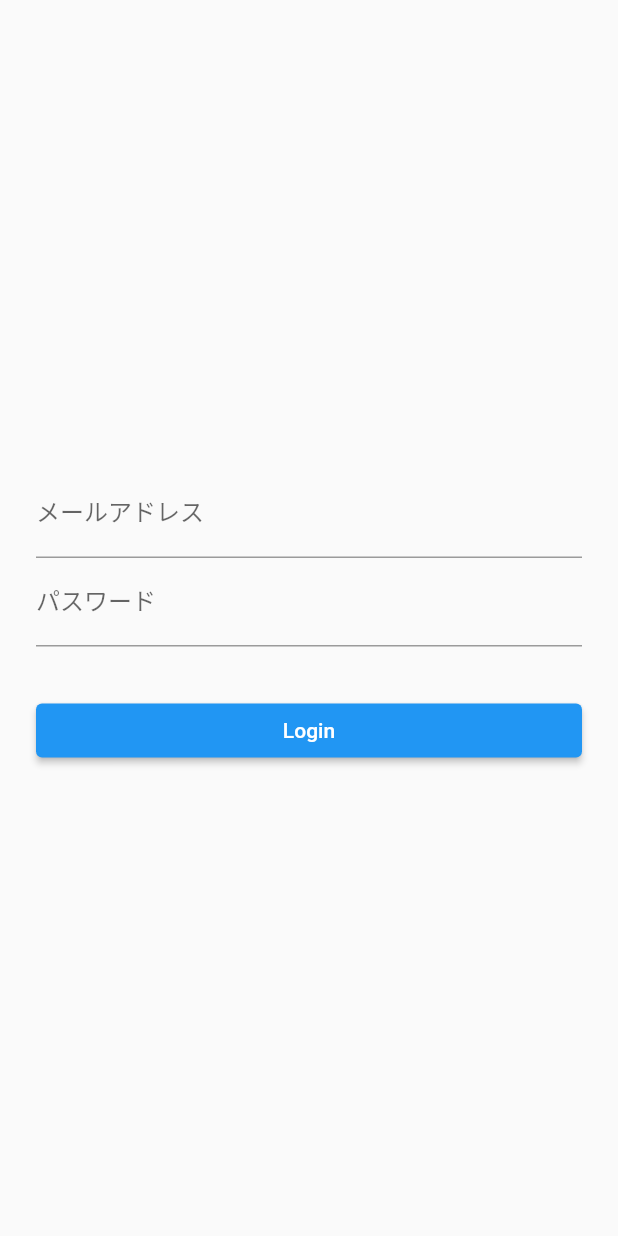
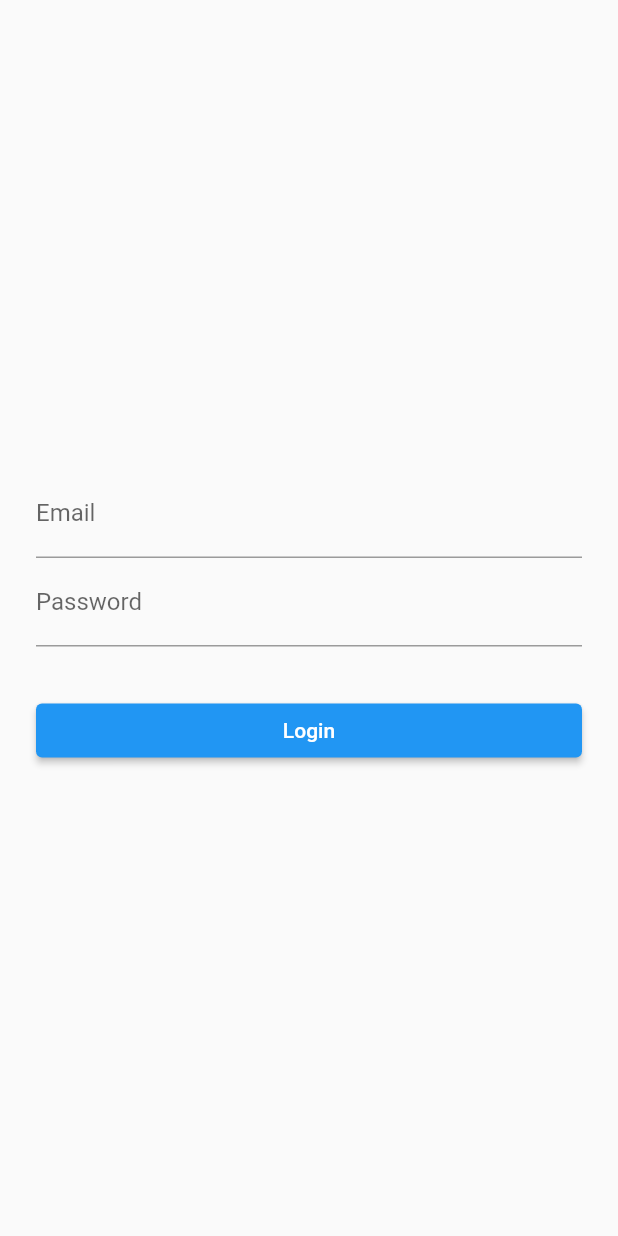
Before and after one commit to sbk0716/flutter-webview-app, a Flutter app: the screen it shows after launch, on a phone screen of 412 x 824 dp. Run offline on Flutter 3.47's test engine with Material 2 defaults, Android fonts, the phone set to English and light mode, and no system bars; our stand-ins replace adaptive_dialog, flutter_riverpod, webview_flutter.

Commit message:
update login page

```diff
--- a/lib/view/login_page.dart
+++ b/lib/view/login_page.dart
@@ -9,9 +9,7 @@ class LoginPage extends StatefulWidget {
 }
 
 class _LoginPageState extends State<LoginPage> {
-  // メッセージ表示用
   String infoText = '';
-  // 入力したメールアドレス・パスワード
   String email = '';
   String password = '';
 
@@ -24,18 +22,18 @@ class _LoginPageState extends State<LoginPage> {
           child: Column(
             mainAxisAlignment: MainAxisAlignment.center,
             children: <Widget>[
-              // メールアドレス入力
+              // for email
               TextFormField(
-                decoration: const InputDecoration(labelText: 'メールアドレス'),
+                decoration: const InputDecoration(labelText: 'Email'),
                 onChanged: (String value) {
                   setState(() {
                     email = value;
                   });
                 },
               ),
-              // パスワード入力
+              // for password
               TextFormField(
-                decoration: const InputDecoration(labelText: 'パスワード'),
+                decoration: const InputDecoration(labelText: 'Password'),
                 obscureText: true,
                 onChanged: (String value) {
                   setState(() {
@@ -48,29 +46,33 @@ class _LoginPageState extends State<LoginPage> {
                 // メッセージ表示
                 child: Text(infoText),
               ),
-              Container(
+              SizedBox(
                 width: double.infinity,
                 // Login Button
                 child: ElevatedButton(
                   child: const Text('Login'),
                   onPressed: () async {
                     try {
-                      // メール/パスワードでログイン
+
+                      // ====================
+                      // @todo Execute login method
                       // final FirebaseAuth auth = FirebaseAuth.instance;
                       // await auth.signInWithEmailAndPassword(
                       //   email: email,
                       //   password: password,
-                      // );
-                      // ログインに成功した場合
+                      // )
+                      // ====================
+
+                      // If the login succeeds
                       await Navigator.of(context).pushReplacement(
                         MaterialPageRoute(builder: (context) {
                           return const InputPage();
                         }),
                       );
                     } catch (e) {
-                      // ログインに失敗した場合
+                      // If login fails
                       setState(() {
-                        infoText = "ログインに失敗しました：${e.toString()}";
+                        infoText = "Login failed.：${e.toString()}";
                       });
                     }
                   },
--- a/lib/view/web_page.dart
+++ b/lib/view/web_page.dart
@@ -11,7 +11,9 @@ class WebPage extends StatefulWidget {
 }
 
 class _WebPageState extends State<WebPage> {
-  late WebViewController controller; //WebViewを管理するコントローラー
+  // Controller that manages the WebView.
+  late WebViewController controller;
+  // progress for LinearProgressIndicator
   double progress = 0;
   @override
   Widget build(BuildContext context) {
@@ -21,15 +23,18 @@ class _WebPageState extends State<WebPage> {
         actions: [
           IconButton(
             onPressed: () async {
+              // Check whether there's a back history item.
               if (await controller.canGoBack()) {
-                controller.goBack(); //前のページに戻る
+                // Go back in the history of this WebView.
+                controller.goBack();
               }
             },
             icon: const Icon(Icons.arrow_back),
           ),
           IconButton(
             onPressed: () {
-              controller.reload(); //再描画する
+              // Reload the current URL.
+              controller.reload();
             },
             icon: const Icon(Icons.refresh),
           ),
@@ -50,7 +55,8 @@ class _WebPageState extends State<WebPage> {
                   javascriptMode: JavascriptMode.unrestricted,
                   initialUrl: _provider.state,
                   onWebViewCreated: (controller) {
-                    this.controller = controller; //このWebViewを管理する
+                    // Manage this WebView
+                    this.controller = controller;
                   },
                   onProgress: (progress) {
                     setState(() {
```
Also changed, not shown: lib/view/input_page.dart (+3 -4 lines).
